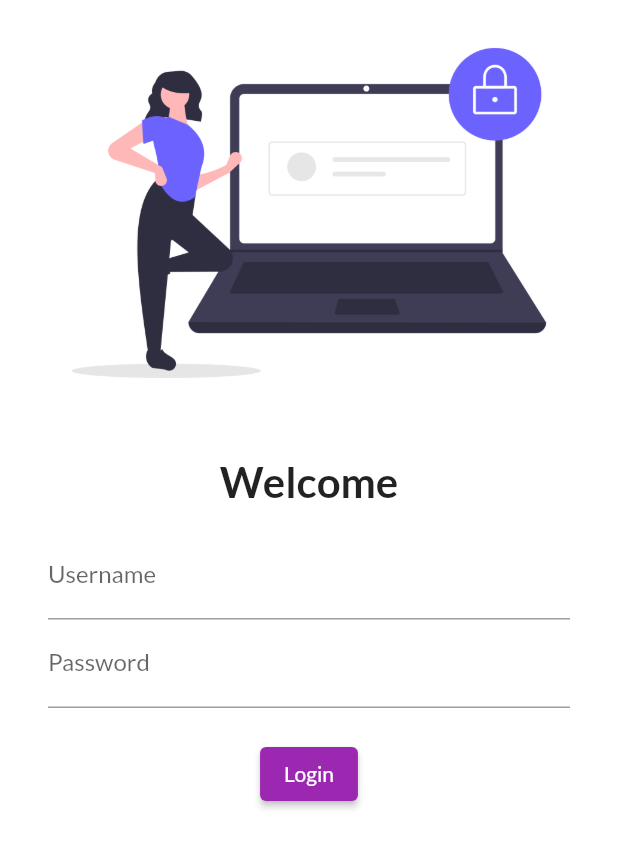
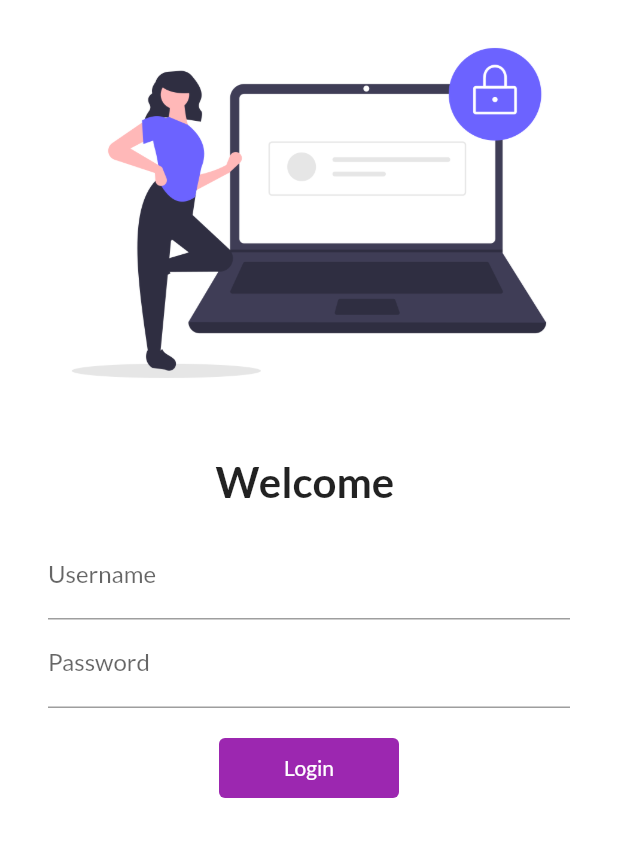
Before and after one commit to sktowsif/flutter-learing, a Flutter app: the screen it shows after launch, on a phone screen of 412 x 824 dp. Shown: the top 848 px of the screen. Run offline on Flutter 3.47's test engine with Material 2 defaults, Android fonts, the phone set to English and light mode, and no system bars; our stand-ins replace google_fonts.

Commit message:
day 6 completed

```diff
--- a/lib/pages/login_page.dart
+++ b/lib/pages/login_page.dart
@@ -1,8 +1,16 @@
 import 'package:flutter/material.dart';
 import 'package:flutter_catalog/utils/app_routes.dart';
 
-class LoginPage extends StatelessWidget {
+class LoginPage extends StatefulWidget {
   const LoginPage({Key? key}) : super(key: key);
+
+  @override
+  State<LoginPage> createState() => _LoginPageState();
+}
+
+class _LoginPageState extends State<LoginPage> {
+  String _username = '';
+  bool _isLoginDone = false;
 
   @override
   Widget build(BuildContext context) {
@@ -18,9 +26,10 @@ class LoginPage extends StatelessWidget {
               const SizedBox(
                 height: 20,
               ),
-              const Text(
-                'Welcome',
-                style: TextStyle(fontSize: 28, fontWeight: FontWeight.bold),
+              Text(
+                'Welcome $_username',
+                style:
+                    const TextStyle(fontSize: 28, fontWeight: FontWeight.bold),
               ),
               Padding(
                 padding:
@@ -29,6 +38,10 @@ class LoginPage extends StatelessWidget {
                   children: [
                     TextFormField(
                       decoration: const InputDecoration(labelText: 'Username'),
+                      onChanged: (value) {
+                        _username = value;
+                        setState(() {});
+                      },
                     ),
                     TextFormField(
                       obscureText: true,
@@ -37,11 +50,39 @@ class LoginPage extends StatelessWidget {
                     const SizedBox(
                       height: 20,
                     ),
-                    ElevatedButton(
-                        onPressed: () {
-                          Navigator.pushNamed(context, AppRoute.homeRoute);
-                        },
-                        child: const Text('Login'))
+                    InkWell(
+                      onTap: () async {
+                        setState(() {
+                          _isLoginDone = true;
+                        });
+                        await Future.delayed(const Duration(seconds: 1));
+                        Navigator.pushNamed(context, AppRoute.homeRoute);
+                      },
+                      child: AnimatedContainer(
+                        duration: const Duration(seconds: 1),
+                        height: 40,
+                        width: _isLoginDone ? 40 : 120,
+                        alignment: Alignment.center,
+                        decoration: BoxDecoration(
+                            borderRadius:
+                                BorderRadius.circular(_isLoginDone ? 40 : 4),
+                            color: Theme.of(context).primaryColor),
+                        child: _isLoginDone
+                            ? const Icon(
+                                Icons.done,
+                                color: Colors.white,
+                              )
+                            : const Text(
+                                'Login',
+                                style: TextStyle(color: Colors.white),
+                              ),
+                      ),
+                    )
+                    // ElevatedButton(
+                    //     onPressed: () {
+                    //       Navigator.pushNamed(context, AppRoute.homeRoute);
+                    //     },
+                    //     child: const Text('Login'))
                   ],
                 ),
               )
```
